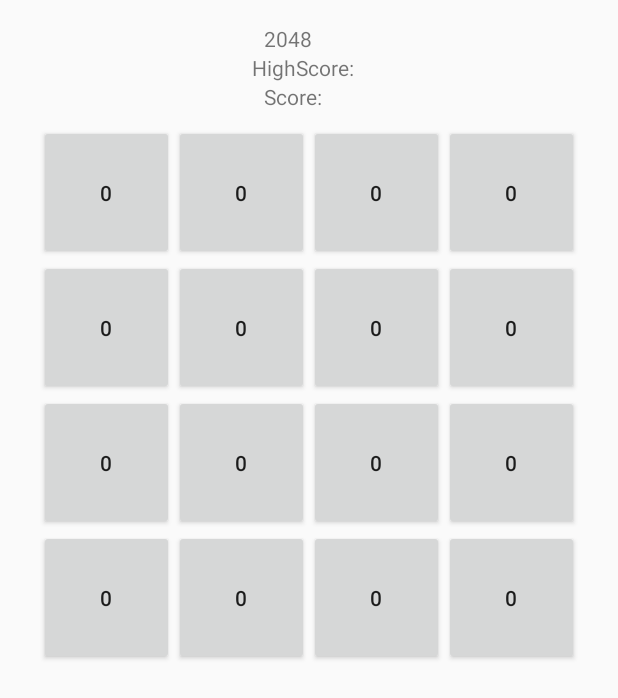
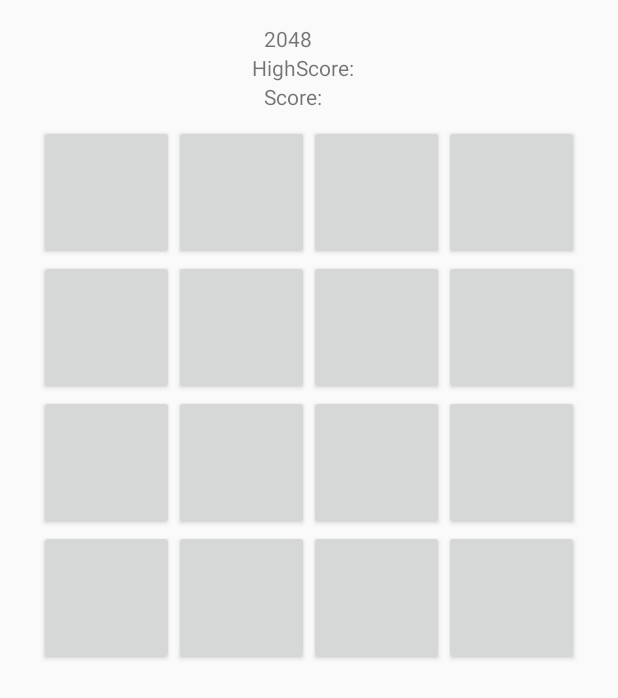
Before and after one commit to HarryAWoodworth/2048AndroidClone, an Android app: the layout activity_main.xml on its own in the app's theme, with its tools: preview values and no code run, on a phone screen of 412 x 824 dp. Shown: the top 698 px of the screen. Run offline under Robolectric (Android 15) with nearby library versions, the phone set to English and light mode, and no system bars.

Commit message:
Mesh Game matrix and MainActivity board

```diff
--- a/app/src/main/res/layout/activity_main.xml
+++ b/app/src/main/res/layout/activity_main.xml
@@ -59,23 +59,19 @@
                 android:layout_height="wrap_content"
                 android:layout_gravity="center">
             <Button
-                    android:text="0"
                     android:layout_width="90dp"
                     android:layout_height="90dp" android:id="@+id/textView0" android:layout_weight="1"
                     android:layout_gravity="center"/>
             <Button
-                    android:text="0"
                     android:layout_width="90dp"
                     android:layout_height="90dp" android:id="@+id/textView1" android:layout_weight="1"
                     android:layout_gravity="center"/>
             <Button
-                    android:text="0"
                     android:layout_width="90dp"
                     android:layout_height="90dp" android:id="@+id/textView2" android:layout_weight="1"
                     android:layout_gravity="center"
             />
             <Button
-                    android:text="0"
                     android:layout_width="90dp"
                     android:layout_height="90dp" android:id="@+id/textView3" android:layout_weight="1"
                     android:layout_gravity="center_vertical"/>
@@ -86,19 +82,15 @@
                 android:layout_height="wrap_content"
                 android:layout_gravity="center">
             <Button
-                    android:text="0"
                     android:layout_width="90dp"
                     android:layout_height="90dp" android:id="@+id/textView4" android:layout_weight="1"/>
             <Button
-                    android:text="0"
                     android:layout_width="90dp"
                     android:layout_height="90dp" android:id="@+id/textView5" android:layout_weight="1"/>
             <Button
-                    android:text="0"
                     android:layout_width="90dp"
                     android:layout_height="90dp" android:id="@+id/textView6" android:layout_weight="1"/>
             <Button
-                    android:text="0"
                     android:layout_width="90dp"
                     android:layout_height="90dp" android:id="@+id/textView7" android:layout_weight="1"/>
         </LinearLayout>
@@ -108,19 +100,15 @@
                 android:layout_height="wrap_content"
                 android:layout_gravity="center">
             <Button
-                    android:text="0"
                     android:layout_width="90dp"
                     android:layout_height="90dp" android:id="@+id/textView8" android:layout_weight="1"/>
             <Button
-                    android:text="0"
                     android:layout_width="90dp"
                     android:layout_height="90dp" android:id="@+id/textView9" android:layout_weight="1"/>
             <Button
-                    android:text="0"
                     android:layout_width="90dp"
                     android:layout_height="90dp" android:id="@+id/textView10" android:layout_weight="1"/>
             <Button
-                    android:text="0"
                     android:layout_width="90dp"
                     android:layout_height="90dp" android:id="@+id/textView11" android:layout_weight="1"/>
         </LinearLayout>
@@ -130,30 +118,19 @@
                 android:layout_height="wrap_content"
                 android:layout_gravity="center">
             <Button
-                    android:text="0"
                     android:layout_width="90dp"
                     android:layout_height="90dp" android:id="@+id/textView12" android:layout_weight="1"/>
             <Button
-                    android:text="0"
                     android:layout_width="90dp"
                     android:layout_height="90dp" android:id="@+id/textView13" android:layout_weight="1"/>
             <Button
-                    android:text="0"
                     android:layout_width="90dp"
                     android:layout_height="90dp" android:id="@+id/textView14" android:layout_weight="1"/>
             <Button
-                    android:text="0"
                     android:layout_width="90dp"
                     android:layout_height="90dp" android:id="@+id/textView15" android:layout_weight="1"/>
         </LinearLayout>
 
     </LinearLayout>
-    <TextView
-            android:layout_width="wrap_content"
-            android:layout_height="wrap_content"
-            android:id="@+id/testTextView" app:layout_constraintStart_toStartOf="parent" android:layout_marginStart="8dp"
-            app:layout_constraintEnd_toEndOf="parent" android:layout_marginEnd="8dp" android:layout_marginBottom="8dp"
-            app:layout_constraintBottom_toBottomOf="parent" android:layout_marginTop="8dp"
-            app:layout_constraintTop_toBottomOf="@+id/linearLayout2"
-            android:layout_gravity="center"/>
+
 </LinearLayout>
```
Also changed, not shown: app/src/main/java/com/example/a2048clone/Game.kt (+50 -17 lines), app/src/main/java/com/example/a2048clone/MainActivity.kt (+32 -9 lines).
